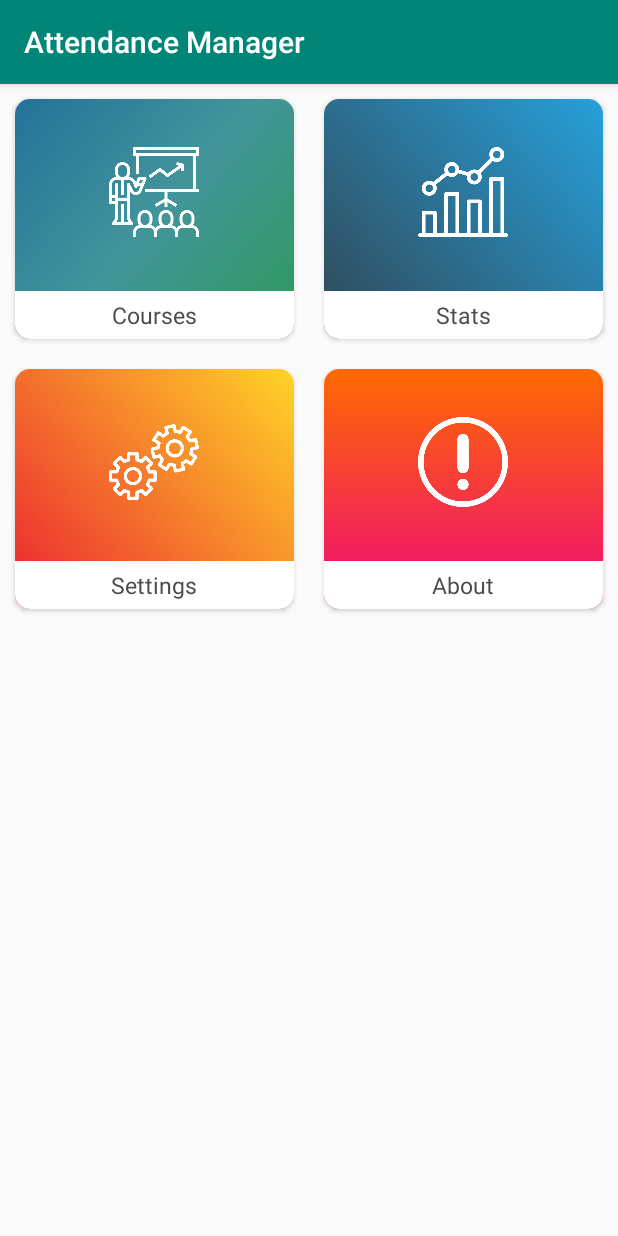
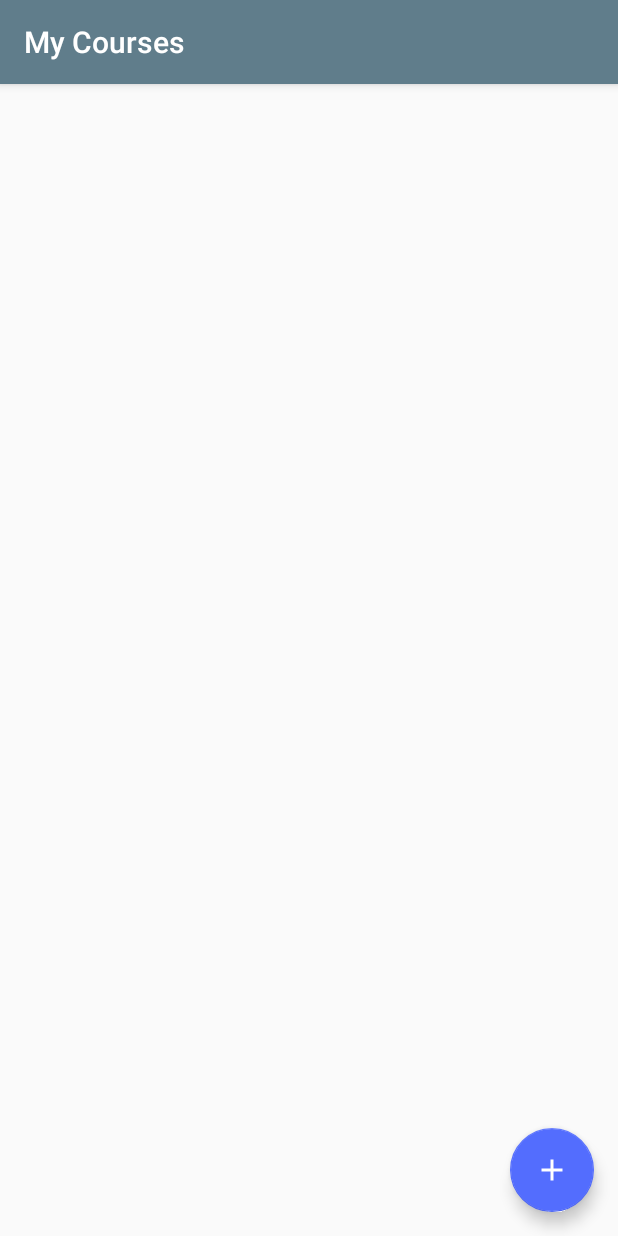
Before and after one commit to mrsaurov/AttendanceManager, an Android app: the screen it shows after launch (MainActivity before the commit, CourseActivity after it), after a tap on "Courses", on a phone screen of 412 x 824 dp. Run offline under Robolectric (Android 15) with nearby library versions, the phone set to English and light mode, and no system bars; 1 statement that could not run was skipped.

Commit message:
Added Course Database

```diff
--- a/app/build.gradle
+++ b/app/build.gradle
@@ -22,9 +22,11 @@ dependencies {
     implementation fileTree(dir: 'libs', include: ['*.jar'])
     implementation 'com.android.support:appcompat-v7:28.0.0'
     implementation 'com.android.support.constraint:constraint-layout:1.1.3'
+    implementation 'com.android.support:design:28.0.0'
     testImplementation 'junit:junit:4.12'
     androidTestImplementation 'com.android.support.test:runner:1.0.2'
     androidTestImplementation 'com.android.support.test.espresso:espresso-core:3.0.2'
     implementation 'com.android.support:recyclerview-v7:28.0.0'
     implementation 'com.android.support:cardview-v7:28.0.0'
+    implementation 'com.github.satyan:sugar:1.3'
 }
--- /dev/null
+++ b/app/src/main/java/com/saurov/attendancemanager/activites/CourseActivity.java
@@ -0,0 +1,55 @@
+package com.saurov.attendancemanager.activites;
+
+import android.os.Bundle;
+import android.support.design.widget.FloatingActionButton;
+import android.support.design.widget.Snackbar;
+import android.support.v7.app.AppCompatActivity;
+import android.support.v7.widget.DefaultItemAnimator;
+import android.support.v7.widget.LinearLayoutManager;
+import android.support.v7.widget.RecyclerView;
+import android.support.v7.widget.Toolbar;
+import android.view.View;
+
+import com.saurov.attendancemanager.R;
+import com.saurov.attendancemanager.adapters.CourseAdapter;
+import com.saurov.attendancemanager.database.Course;
+
+import java.util.List;
+
+public class CourseActivity extends AppCompatActivity {
+
+    @Override
+    protected void onCreate(Bundle savedInstanceState) {
+        super.onCreate(savedInstanceState);
+        setContentView(R.layout.activity_course);
+        Toolbar toolbar = findViewById(R.id.toolbar);
+        setSupportActionBar(toolbar);
+
+        FloatingActionButton fab = findViewById(R.id.fab);
+        fab.setOnClickListener(new View.OnClickListener() {
+            @Override
+            public void onClick(View view) {
+
+                Course course = new Course();
+
+                course.setNumber("CSE 3203");
+                course.setTitle("Computer Architecture & Design");
+                course.setSeries("15");
+                course.setDepartment("CSE");
+                course.setSection("B");
+                course.save();
+
+                Snackbar.make(view, "Course Added", Snackbar.LENGTH_LONG).show();
+            }
+        });
+
+        List<Course> courseList = Course.listAll(Course.class);
+
+        RecyclerView courseRecyclerView = findViewById(R.id.course_recycler_view);
+        CourseAdapter adapter = new CourseAdapter(this, courseList);
+
+        courseRecyclerView.setLayoutManager(new LinearLayoutManager(this));
+        courseRecyclerView.setItemAnimator(new DefaultItemAnimator());
+        courseRecyclerView.setAdapter(adapter);
+    }
+}
--- a/app/src/main/java/com/saurov/attendancemanager/MainActivity.java
+++ b/app/src/main/java/com/saurov/attendancemanager/activites/MainActivity.java
@@ -1,10 +1,13 @@
- package com.saurov.attendancemanager;
+ package com.saurov.attendancemanager.activites;
 
 import android.support.v7.app.AppCompatActivity;
 import android.os.Bundle;
 import android.support.v7.widget.DefaultItemAnimator;
 import android.support.v7.widget.GridLayoutManager;
 import android.support.v7.widget.RecyclerView;
+
+import com.saurov.attendancemanager.adapters.CategoryAdapter;
+import com.saurov.attendancemanager.R;
 
  public class MainActivity extends AppCompatActivity {
 
--- a/app/src/main/java/com/saurov/attendancemanager/SplashActivity.java
+++ b/app/src/main/java/com/saurov/attendancemanager/activites/SplashActivity.java
@@ -1,8 +1,10 @@
-package com.saurov.attendancemanager;
+package com.saurov.attendancemanager.activites;
 
 import android.content.Intent;
 import android.support.v7.app.AppCompatActivity;
 import android.os.Bundle;
+
+import com.saurov.attendancemanager.activites.MainActivity;
 
 public class SplashActivity extends AppCompatActivity {
 
--- a/app/src/main/java/com/saurov/attendancemanager/CategoryAdapter.java
+++ b/app/src/main/java/com/saurov/attendancemanager/adapters/CategoryAdapter.java
@@ -1,6 +1,7 @@
-package com.saurov.attendancemanager;
+package com.saurov.attendancemanager.adapters;
 
 import android.content.Context;
+import android.content.Intent;
 import android.support.annotation.NonNull;
 import android.support.v4.content.ContextCompat;
 import android.support.v7.widget.RecyclerView;
@@ -11,6 +12,9 @@ import android.widget.ImageView;
 import android.widget.RelativeLayout;
 import android.widget.TextView;
 import android.widget.Toast;
+
+import com.saurov.attendancemanager.R;
+import com.saurov.attendancemanager.activites.CourseActivity;
 
 import java.util.ArrayList;
 import java.util.List;
@@ -84,7 +88,18 @@ public class CategoryAdapter extends RecyclerView.Adapter<CategoryAdapter.MyView
         holder.itemView.setOnClickListener(new View.OnClickListener() {
             @Override
             public void onClick(View v) {
-                Toast.makeText(context, categoryList.get(i), Toast.LENGTH_SHORT).show();
+
+                if (categoryList.get(i).equals("Courses")) {
+
+                    Intent intent = new Intent(context, CourseActivity.class);
+
+                    context.startActivity(intent);
+
+                } else {
+
+                    Toast.makeText(context, categoryList.get(i), Toast.LENGTH_SHORT).show();
+                }
+
             }
         });
 
--- /dev/null
+++ b/app/src/main/java/com/saurov/attendancemanager/adapters/CourseAdapter.java
@@ -0,0 +1,67 @@
+package com.saurov.attendancemanager.adapters;
+
+import android.content.Context;
+import android.support.annotation.NonNull;
+import android.support.v7.widget.RecyclerView;
+import android.view.LayoutInflater;
+import android.view.View;
+import android.view.ViewGroup;
+import android.widget.TextView;
+
+import com.saurov.attendancemanager.R;
+import com.saurov.attendancemanager.database.Course;
+
+import java.util.List;
+
+public class CourseAdapter extends RecyclerView.Adapter<CourseAdapter.MyViewHolder> {
+
+    private Context context;
+    private List<Course> courseList;
+
+    public CourseAdapter(Context context, List<Course> courseList) {
+        this.context = context;
+        this.courseList = courseList;
+    }
+
+    @NonNull
+    @Override
+    public MyViewHolder onCreateViewHolder(@NonNull ViewGroup viewGroup, int i) {
+        View itemView = LayoutInflater.from(viewGroup.getContext())
+                .inflate(R.layout.course_list_item, viewGroup, false);
+
+        return new MyViewHolder(itemView);
+    }
+
+    @Override
+    public void onBindViewHolder(@NonNull MyViewHolder myViewHolder, int i) {
+
+        Course course = courseList.get(i);
+
+        myViewHolder.courseTitle.setText(course.getTitle());
+        myViewHolder.courseNo.setText(course.getNumber());
+        myViewHolder.courseClass.setText(
+                course.getDepartment() + " " + course.getSeries() + " " + course.getSection());
+
+    }
+
+    @Override
+    public int getItemCount() {
+        return courseList.size();
+    }
+
+    public class MyViewHolder extends RecyclerView.ViewHolder {
+
+        TextView courseNo;
+        TextView courseTitle;
+        TextView courseClass;
+
+
+        public MyViewHolder(@NonNull View itemView) {
+            super(itemView);
+            courseNo = itemView.findViewById(R.id.course_no);
+            courseTitle = itemView.findViewById(R.id.course_title);
+            courseClass = itemView.findViewById(R.id.course_class);
+
+        }
+    }
+}
--- /dev/null
+++ b/app/src/main/res/drawable/ic_add_white_24dp.xml
@@ -0,0 +1,5 @@
+<vector android:height="24dp" android:tint="#FFFFFF"
+    android:viewportHeight="24.0" android:viewportWidth="24.0"
+    android:width="24dp" xmlns:android="http://schemas.android.com/apk/res/android">
+    <path android:fillColor="#FF000000" android:pathData="M19,13h-6v6h-2v-6H5v-2h6V5h2v6h6v2z"/>
+</vector>
--- /dev/null
+++ b/app/src/main/res/layout/activity_course.xml
@@ -0,0 +1,33 @@
+<?xml version="1.0" encoding="utf-8"?>
+<android.support.design.widget.CoordinatorLayout xmlns:android="http://schemas.android.com/apk/res/android"
+    xmlns:app="http://schemas.android.com/apk/res-auto"
+    xmlns:tools="http://schemas.android.com/tools"
+    android:layout_width="match_parent"
+    android:layout_height="match_parent"
+    tools:context=".activites.CourseActivity">
+
+    <android.support.design.widget.AppBarLayout
+        android:layout_width="match_parent"
+        android:layout_height="wrap_content"
+        android:theme="@style/AppTheme.AppBarOverlay">
+
+        <android.support.v7.widget.Toolbar
+            android:id="@+id/toolbar"
+            android:layout_width="match_parent"
+            android:layout_height="?attr/actionBarSize"
+            android:background="?attr/colorPrimary"
+            app:popupTheme="@style/AppTheme.PopupOverlay" />
+
+    </android.support.design.widget.AppBarLayout>
+
+    <include layout="@layout/content_course" />
+
+    <android.support.design.widget.FloatingActionButton
+        android:id="@+id/fab"
+        android:layout_width="wrap_content"
+        android:layout_height="wrap_content"
+        android:layout_gravity="bottom|end"
+        android:layout_margin="@dimen/fab_margin"
+        app:srcCompat="@drawable/ic_add_white_24dp" />
+
+</android.support.design.widget.CoordinatorLayout>
--- /dev/null
+++ b/app/src/main/res/layout/content_course.xml
@@ -0,0 +1,22 @@
+<?xml version="1.0" encoding="utf-8"?>
+<android.support.constraint.ConstraintLayout xmlns:android="http://schemas.android.com/apk/res/android"
+    xmlns:app="http://schemas.android.com/apk/res-auto"
+    xmlns:tools="http://schemas.android.com/tools"
+    android:layout_width="match_parent"
+    android:layout_height="match_parent"
+    app:layout_behavior="@string/appbar_scrolling_view_behavior"
+    tools:context=".activites.CourseActivity"
+    tools:showIn="@layout/activity_course">
+
+    <android.support.v7.widget.RecyclerView
+        android:id="@+id/course_recycler_view"
+        android:layout_width="0dp"
+        android:layout_height="wrap_content"
+        app:layout_constraintEnd_toEndOf="parent"
+        app:layout_constraintStart_toStartOf="parent"
+        app:layout_constraintTop_toTopOf="parent">
+
+
+    </android.support.v7.widget.RecyclerView>
+
+</android.support.constraint.ConstraintLayout>
--- a/app/src/main/res/values/colors.xml
+++ b/app/src/main/res/values/colors.xml
@@ -1,8 +1,8 @@
 <?xml version="1.0" encoding="utf-8"?>
 <resources>
-    <color name="colorPrimary">#008577</color>
-    <color name="colorPrimaryDark">#00574B</color>
-    <color name="colorAccent">#D81B60</color>
+    <color name="colorPrimary">#607D8B</color>
+    <color name="colorPrimaryDark">#455A64</color>
+    <color name="colorAccent">#536DFE</color>
 
     <color name="album_title">#4c4c4c</color>
 </resources>
--- a/app/src/main/res/values/strings.xml
+++ b/app/src/main/res/values/strings.xml
@@ -1,3 +1,4 @@
 <resources>
     <string name="app_name">Attendance Manager</string>
+    <string name="title_activity_course"> My Courses</string>
 </resources>
--- a/app/src/main/res/values/styles.xml
+++ b/app/src/main/res/values/styles.xml
@@ -12,5 +12,14 @@
         <item name="android:windowBackground">@drawable/splash_background</item>
     </style>
 
+    <style name="AppTheme.NoActionBar">
+        <item name="windowActionBar">false</item>
+        <item name="windowNoTitle">true</item>
+    </style>
+
+    <style name="AppTheme.AppBarOverlay" parent="ThemeOverlay.AppCompat.Dark.ActionBar" />
+
+    <style name="AppTheme.PopupOverlay" parent="ThemeOverlay.AppCompat.Light" />
+
 
 </resources>
```
Also changed, not shown: app/src/main/AndroidManifest.xml (+18 -5 lines), app/src/main/java/com/saurov/attendancemanager/database/Course.java (added, +63 -0 lines), app/src/main/res/layout/course_list_item.xml (added, +74 -0 lines).
